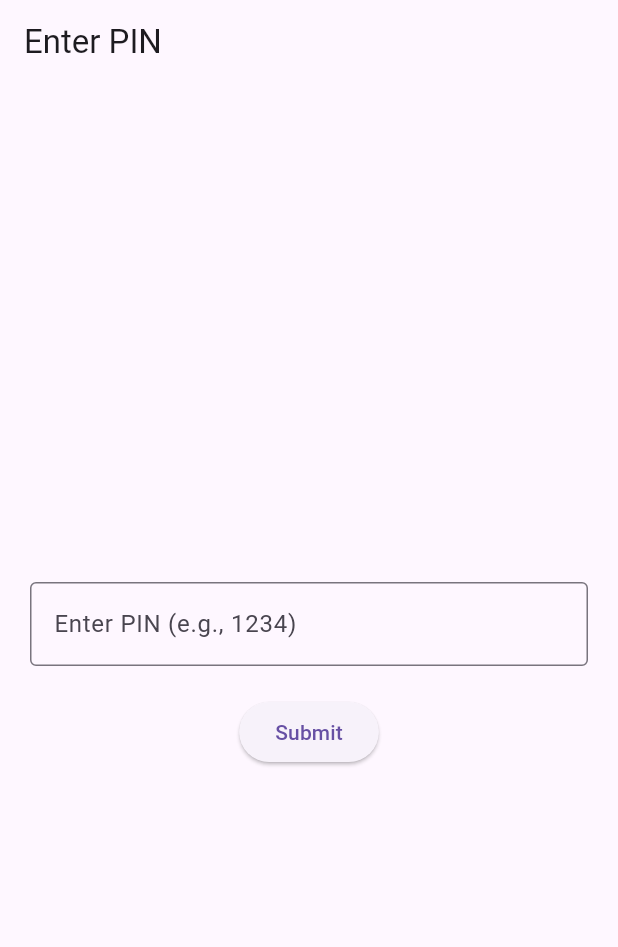
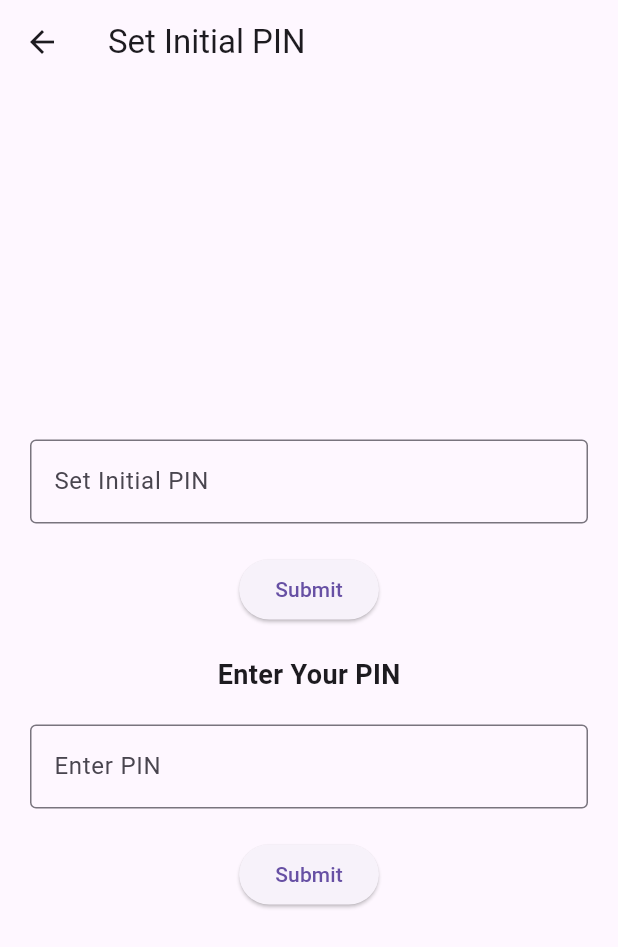
Before and after one commit to jocelynyolivio/noteApp, a Flutter app: the PinPage screen opened directly, on a phone screen of 412 x 824 dp. Shown: the top 947 px of the screen. Run offline on Flutter 3.47's test engine with Material 3 defaults, Android fonts, the phone set to English and light mode, and no system bars; our stand-ins replace hive_flutter; accounts and stored records are empty.

Commit message:
set enter pin

```diff
--- a/lib/pin.dart
+++ b/lib/pin.dart
@@ -1,16 +1,29 @@
+// test awal buat pin (jdinya yg dipak set sm enter)
 import 'package:flutter/material.dart';
 import 'homepage.dart';
 
-class PinPage extends StatelessWidget {
+class PinPage extends StatefulWidget {
   const PinPage({Key? key}) : super(key: key);
 
   @override
+  _PinPageState createState() => _PinPageState();
+}
+
+class _PinPageState extends State<PinPage> {
+  late String initialPin;
+  String enteredPin = '';
+
+  @override
+  void initState() {
+    super.initState();
+    initialPin = ''; // Atur nilai default atau kosong untuk PIN awal
+  }
+
+  @override
   Widget build(BuildContext context) {
-    String pin = '';
-
     return Scaffold(
       appBar: AppBar(
-        title: const Text('Enter PIN'),
+        title: const Text('Set Initial PIN'),
       ),
       body: Center(
         child: Column(
@@ -22,16 +35,48 @@
                 obscureText: true,
                 decoration: const InputDecoration(
                   border: OutlineInputBorder(),
-                  labelText: 'Enter PIN (e.g., 1234)',
+                  labelText: 'Set Initial PIN',
                 ),
                 onChanged: (value) {
-                  pin = value;
+                  setState(() {
+                    initialPin = value; // Menyimpan PIN awal dari input pengguna
+                  });
                 },
               ),
             ),
             ElevatedButton(
               onPressed: () {
-                if (pin == '1234') {
+                ScaffoldMessenger.of(context).showSnackBar(
+                  const SnackBar(
+                    content: Text('Initial PIN set successfully.'),
+                  ),
+                );
+              },
+              child: const Text('Submit'),
+            ),
+            const SizedBox(height: 20),
+            const Text(
+              'Enter Your PIN',
+              style: TextStyle(fontSize: 18, fontWeight: FontWeight.bold),
+            ),
+            Padding(
+              padding: const EdgeInsets.all(20.0),
+              child: TextField(
+                obscureText: true,
+                decoration: const InputDecoration(
+                  border: OutlineInputBorder(),
+                  labelText: 'Enter PIN',
+                ),
+                onChanged: (value) {
+                  setState(() {
+                    enteredPin = value; // Menyimpan PIN yang dimasukkan pengguna
+                  });
+                },
+              ),
+            ),
+            ElevatedButton(
+              onPressed: () {
+                if (enteredPin == initialPin) {
                   Navigator.push(
                     context,
                     MaterialPageRoute(builder: (context) => const HomePage()),
```
Also changed, not shown: lib/enter_pin.dart (added, +63 -0 lines), lib/main.dart (+3 -5 lines), lib/set_pin.dart (added, +67 -0 lines).
